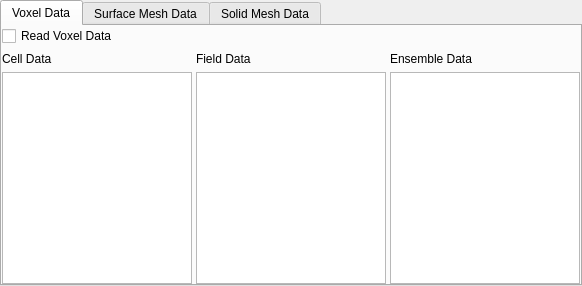
The window that Source/PipelineBuilder/UI_Files/ArraySelectionWidget.ui (BlueQuartzSoftware/DREAM3D) describes before a commit, drawn with Qt 5.
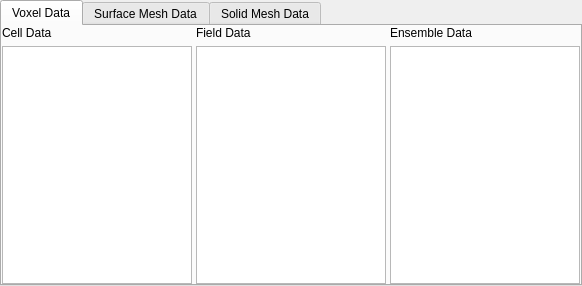
The same window after the commit. The open tabs and pages were chosen to show the change.

Commit message: Initial self contained widget that allows a user to select any array from any data container to be acted on. The test filter was deleting data.

Patch:
```diff
--- a/Source/PipelineBuilder/UI_Files/ArraySelectionWidget.ui
+++ b/Source/PipelineBuilder/UI_Files/ArraySelectionWidget.ui
@@ -30,41 +30,34 @@
     <property name="margin">
      <number>0</number>
     </property>
-    <item row="0" column="0" colspan="2">
-     <widget class="QCheckBox" name="m_ReadVoxelData">
-      <property name="text">
-       <string>Read Voxel Data</string>
-      </property>
-     </widget>
-    </item>
-    <item row="1" column="0">
+    <item row="0" column="0">
      <widget class="QLabel" name="label">
       <property name="text">
        <string>Cell Data</string>
       </property>
      </widget>
     </item>
-    <item row="1" column="1">
+    <item row="0" column="1">
      <widget class="QLabel" name="label_2">
       <property name="text">
        <string>Field Data</string>
       </property>
      </widget>
     </item>
-    <item row="1" column="2">
+    <item row="0" column="2">
      <widget class="QLabel" name="label_3">
       <property name="text">
        <string>Ensemble Data</string>
       </property>
      </widget>
     </item>
-    <item row="2" column="0">
+    <item row="1" column="0">
      <widget class="QListWidget" name="voxelCellArrayList"/>
     </item>
-    <item row="2" column="1">
+    <item row="1" column="1">
      <widget class="QListWidget" name="voxelFieldArrayList"/>
     </item>
-    <item row="2" column="2">
+    <item row="1" column="2">
      <widget class="QListWidget" name="voxelEnsembleArrayList"/>
     </item>
    </layout>
```
Left out of the diff: 40 changed lines with no effect on the pictures. The commit also changes 8 other files.
